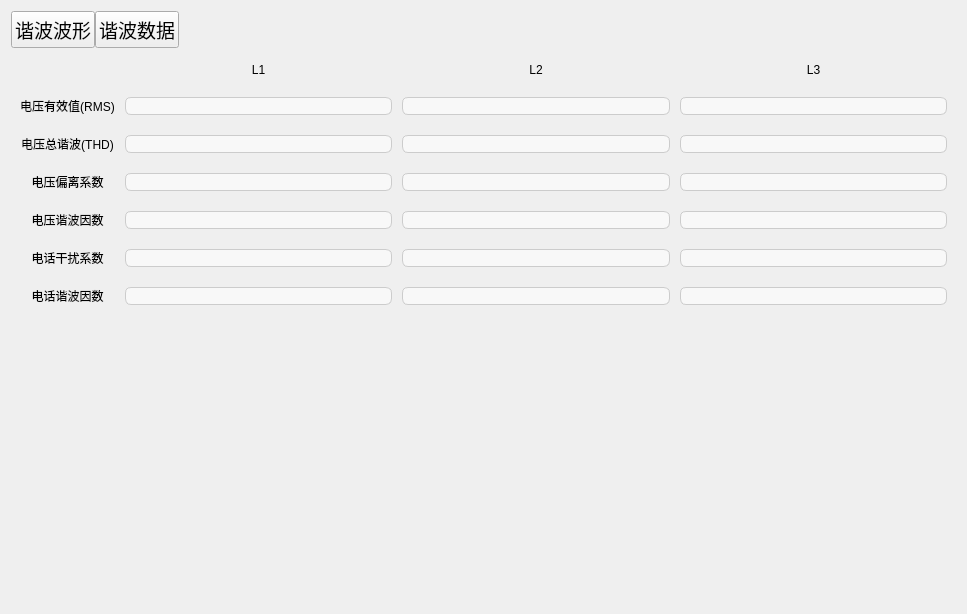
Before: the Qt Designer form App/Page/page5_xbfx.ui in bjc123321/30KWZFDZZJCY, drawn with Qt 5.
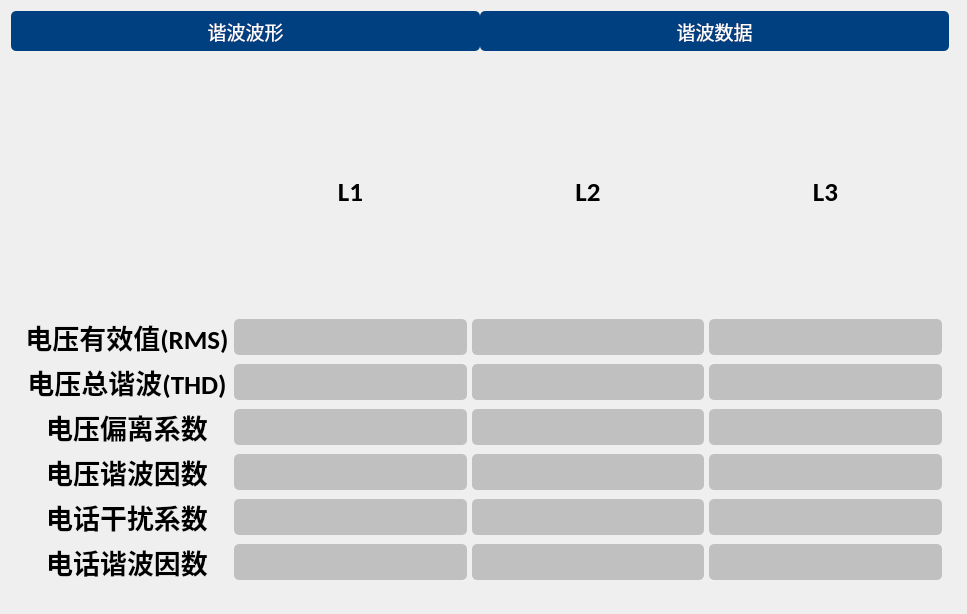
After: the same form once the commit is applied. The open tabs and pages were chosen to show the change.

Patch:
```diff
--- a/App/Page/page5_xbfx.ui
+++ b/App/Page/page5_xbfx.ui
@@ -23,7 +23,33 @@
    <string>Form</string>
   </property>
   <property name="styleSheet">
-   <string notr="true">font: 14pt &quot;Calibri&quot;;</string>
+   <string notr="true">QPushButton{
+width:125px;
+height:40px;
+ background-color: #004080;
+  color: white;
+  border: none;
+  font: 14pt &quot;Calibri&quot;;
+ border-radius: 5px;
+}
+QPushButton:hover {
+	background-color: #0080FF;
+}
+QPushButton:pressed {
+	background-color: #0000FF;
+}
+
+QLineEdit
+{
+
+border-width:2px;
+border-style:solid;
+background-color: rgba(0, 0, 0, 50);
+border-radius:5px;
+color:black;
+border:none;
+
+}</string>
   </property>
   <layout class="QVBoxLayout" name="verticalLayout_3">
    <item>
@@ -50,12 +76,6 @@
        <property name="orientation">
         <enum>Qt::Horizontal</enum>
        </property>
-       <property name="sizeHint" stdset="0">
-        <size>
-         <width>40</width>
-         <height>20</height>
-        </size>
-       </property>
       </spacer>
      </item>
     </layout>
@@ -64,22 +84,6 @@
     <layout class="QVBoxLayout" name="verticalLayout">
      <item>
       <widget class="QStackedWidget" name="stackedWidget">
-       <property name="styleSheet">
-        <string notr="true">QLineEdit {
-          background: rgba(255, 255, 255, 150);
-          border: 1px solid #cccccc;
-           border-radius: 6px;
-        }
-        QLineEdit:hover {
-           background: rgba(255, 255, 255, 200);
-        }
-        QLineEdit:focus {
-           border: 2px solid #66afe9;
-        }
-       QLineEdit:pressed {
-          background: rgba(255, 255, 255, 255);
-        }</string>
-       </property>
        <property name="currentIndex">
         <number>0</number>
        </property>
@@ -193,14 +197,31 @@
         <layout class="QVBoxLayout" name="verticalLayout_4">
          <item>
           <layout class="QGridLayout" name="gridLayout_3" columnstretch="0,0,0,0">
-           <property name="horizontalSpacing">
-            <number>10</number>
+           <property name="leftMargin">
+            <number>5</number>
            </property>
-           <property name="verticalSpacing">
-            <number>20</number>
+           <property name="topMargin">
+            <number>5</number>
+           </property>
+           <property name="rightMargin">
+            <number>5</number>
+           </property>
+           <property name="bottomMargin">
+            <number>5</number>
+           </property>
+           <property name="spacing">
+            <number>5</number>
            </property>
            <item row="1" column="0">
             <widget class="QLabel" name="label_5">
+             <property name="font">
+              <font>
+               <family>Calibri</family>
+               <pointsize>20</pointsize>
+               <weight>75</weight>
+               <bold>true</bold>
+              </font>
+             </property>
              <property name="text">
               <string>电压有效值(RMS)</string>
              </property>
@@ -211,6 +232,14 @@
            </item>
            <item row="3" column="0">
             <widget class="QLabel" name="label_7">
+             <property name="font">
+              <font>
+               <family>Calibri</family>
+               <pointsize>20</pointsize>
+               <weight>75</weight>
+               <bold>true</bold>
+              </font>
+             </property>
              <property name="text">
               <string>电压偏离系数</string>
              </property>
@@ -221,6 +250,14 @@
            </item>
            <item row="2" column="0">
             <widget class="QLabel" name="label_6">
+             <property name="font">
+              <font>
+               <family>Calibri</family>
+               <pointsize>20</pointsize>
+               <weight>75</weight>
+               <bold>true</bold>
+              </font>
+             </property>
              <property name="text">
               <string>电压总谐波(THD)</string>
              </property>
@@ -231,6 +268,14 @@
            </item>
            <item row="5" column="0">
             <widget class="QLabel" name="label_9">
+             <property name="font">
+              <font>
+               <family>Calibri</family>
+               <pointsize>20</pointsize>
+               <weight>75</weight>
+               <bold>true</bold>
+              </font>
+             </property>
              <property name="text">
               <string>电话干扰系数</string>
              </property>
@@ -241,6 +286,14 @@
            </item>
            <item row="2" column="2">
             <widget class="QLineEdit" name="lineEdit_5">
+             <property name="font">
+              <font>
+               <family>Calibri</family>
+               <pointsize>20</pointsize>
+               <weight>75</weight>
+               <bold>true</bold>
+              </font>
+             </property>
              <property name="readOnly">
               <bool>true</bool>
              </property>
@@ -248,6 +301,14 @@
            </item>
            <item row="1" column="3">
             <widget class="QLineEdit" name="lineEdit_3">
+             <property name="font">
+              <font>
+               <family>Calibri</family>
+               <pointsize>20</pointsize>
+               <weight>75</weight>
+               <bold>true</bold>
+              </font>
+             </property>
              <property name="readOnly">
               <bool>true</bool>
              </property>
@@ -255,6 +316,14 @@
            </item>
            <item row="6" column="0">
             <widget class="QLabel" name="label_10">
+             <property name="font">
+              <font>
+               <family>Calibri</family>
+               <pointsize>20</pointsize>
+               <weight>75</weight>
+               <bold>true</bold>
+              </font>
+             </property>
              <property name="text">
               <string>电话谐波因数</string>
              </property>
@@ -265,6 +334,14 @@
            </item>
            <item row="4" column="3">
             <widget class="QLineEdit" name="lineEdit_12">
+             <property name="font">
+              <font>
+               <family>Calibri</family>
+               <pointsize>20</pointsize>
+               <weight>75</weight>
+               <bold>true</bold>
+              </font>
+             </property>
              <property name="readOnly">
               <bool>true</bool>
              </property>
@@ -272,6 +349,14 @@
            </item>
            <item row="3" column="1">
             <widget class="QLineEdit" name="lineEdit_7">
+             <property name="font">
+              <font>
+               <family>Calibri</family>
+               <pointsize>20</pointsize>
+               <weight>75</weight>
+               <bold>true</bold>
+              </font>
+             </property>
              <property name="readOnly">
               <bool>true</bool>
              </property>
@@ -279,6 +364,14 @@
            </item>
            <item row="6" column="2">
             <widget class="QLineEdit" name="lineEdit_17">
+             <property name="font">
+              <font>
+               <family>Calibri</family>
+               <pointsize>20</pointsize>
+               <weight>75</weight>
+               <bold>true</bold>
+              </font>
+             </property>
              <property name="readOnly">
               <bool>true</bool>
              </property>
@@ -286,6 +379,14 @@
            </item>
            <item row="5" column="1">
             <widget class="QLineEdit" name="lineEdit_13">
+             <property name="font">
+              <font>
+               <family>Calibri</family>
+               <pointsize>20</pointsize>
+               <weight>75</weight>
+               <bold>true</bold>
+              </font>
+             </property>
              <property name="readOnly">
               <bool>true</bool>
              </property>
@@ -293,6 +394,14 @@
            </item>
            <item row="4" column="0">
             <widget class="QLabel" name="label_8">
+             <property name="font">
+              <font>
+               <family>Calibri</family>
+               <pointsize>20</pointsize>
+               <weight>75</weight>
+               <bold>true</bold>
+              </font>
+             </property>
              <property name="text">
               <string>电压谐波因数</string>
              </property>
@@ -303,6 +412,14 @@
            </item>
            <item row="1" column="1">
             <widget class="QLineEdit" name="lineEdit">
+             <property name="font">
+              <font>
+               <family>Calibri</family>
+               <pointsize>20</pointsize>
+               <weight>75</weight>
+               <bold>true</bold>
+              </font>
+             </property>
              <property name="readOnly">
               <bool>true</bool>
              </property>
@@ -310,6 +427,14 @@
            </item>
            <item row="1" column="2">
             <widget class="QLineEdit" name="lineEdit_2">
+             <property name="font">
+              <font>
+               <family>Calibri</family>
+               <pointsize>20</pointsize>
+               <weight>75</weight>
+               <bold>true</bold>
+              </font>
+             </property>
              <property name="readOnly">
               <bool>true</bool>
              </property>
@@ -317,6 +442,14 @@
            </item>
            <item row="2" column="3">
             <widget class="QLineEdit" name="lineEdit_6">
+             <property name="font">
+              <font>
+               <family>Calibri</family>
+               <pointsize>20</pointsize>
+               <weight>75</weight>
+               <bold>true</bold>
+              </font>
+             </property>
              <property name="readOnly">
               <bool>true</bool>
              </property>
@@ -324,6 +457,14 @@
            </item>
            <item row="3" column="3">
             <widget class="QLineEdit" name="lineEdit_9">
+             <property name="font">
+              <font>
+               <family>Calibri</family>
+               <pointsize>20</pointsize>
+               <weight>75</weight>
+               <bold>true</bold>
+              </font>
+             </property>
              <property name="readOnly">
               <bool>true</bool>
              </property>
@@ -331,6 +472,14 @@
            </item>
            <item row="4" column="1">
             <widget class="QLineEdit" name="lineEdit_10">
+             <property name="font">
+              <font>
+               <family>Calibri</family>
+               <pointsize>20</pointsize>
+               <weight>75</weight>
+               <bold>true</bold>
+              </font>
+             </property>
              <property name="readOnly">
               <bool>true</bool>
              </property>
@@ -338,6 +487,14 @@
            </item>
            <item row="3" column="2">
             <widget class="QLineEdit" name="lineEdit_8">
+             <property name="font">
+              <font>
+               <family>Calibri</family>
+               <pointsize>20</pointsize>
+               <weight>75</weight>
+               <bold>true</bold>
+              </font>
+             </property>
              <property name="readOnly">
               <bool>true</bool>
              </property>
@@ -345,6 +502,14 @@
            </item>
            <item row="4" column="2">
             <widget class="QLineEdit" name="lineEdit_11">
+             <property name="font">
+              <font>
+               <family>Calibri</family>
+               <pointsize>20</pointsize>
+               <weight>75</weight>
+               <bold>true</bold>
+              </font>
+             </property>
              <property name="readOnly">
               <bool>true</bool>
              </property>
@@ -352,6 +517,14 @@
            </item>
            <item row="5" column="3">
             <widget class="QLineEdit" name="lineEdit_15">
+             <property name="font">
+              <font>
+               <family>Calibri</family>
+               <pointsize>20</pointsize>
+               <weight>75</weight>
+               <bold>true</bold>
+              </font>
+             </property>
              <property name="readOnly">
               <bool>true</bool>
              </property>
@@ -359,6 +532,14 @@
            </item>
            <item row="6" column="1">
             <widget class="QLineEdit" name="lineEdit_16">
+             <property name="font">
+              <font>
+               <family>Calibri</family>
+               <pointsize>20</pointsize>
+               <weight>75</weight>
+               <bold>true</bold>
+              </font>
+             </property>
              <property name="readOnly">
               <bool>true</bool>
              </property>
@@ -366,6 +547,14 @@
            </item>
            <item row="6" column="3">
             <widget class="QLineEdit" name="lineEdit_18">
+             <property name="font">
+              <font>
+               <family>Calibri</family>
+               <pointsize>20</pointsize>
+               <weight>75</weight>
+               <bold>true</bold>
+              </font>
+             </property>
              <property name="readOnly">
               <bool>true</bool>
              </property>
@@ -373,6 +562,14 @@
            </item>
            <item row="0" column="1">
             <widget class="QLabel" name="label_2">
+             <property name="font">
+              <font>
+               <family>Calibri</family>
+               <pointsize>20</pointsize>
+               <weight>75</weight>
+               <bold>true</bold>
+              </font>
+             </property>
              <property name="text">
               <string>L1</string>
              </property>
@@ -383,6 +580,14 @@
            </item>
            <item row="0" column="3">
             <widget class="QLabel" name="label_4">
+             <property name="font">
+              <font>
+               <family>Calibri</family>
+               <pointsize>20</pointsize>
+               <weight>75</weight>
+               <bold>true</bold>
+              </font>
+             </property>
              <property name="text">
               <string>L3</string>
              </property>
@@ -393,6 +598,14 @@
            </item>
            <item row="0" column="2">
             <widget class="QLabel" name="label_3">
+             <property name="font">
+              <font>
+               <family>Calibri</family>
+               <pointsize>20</pointsize>
+               <weight>75</weight>
+               <bold>true</bold>
+              </font>
+             </property>
              <property name="text">
               <string>L2</string>
              </property>
@@ -403,6 +616,14 @@
            </item>
            <item row="2" column="1">
             <widget class="QLineEdit" name="lineEdit_4">
+             <property name="font">
+              <font>
+               <family>Calibri</family>
+               <pointsize>20</pointsize>
+               <weight>75</weight>
+               <bold>true</bold>
+              </font>
+             </property>
              <property name="readOnly">
               <bool>true</bool>
              </property>
@@ -410,6 +631,14 @@
            </item>
            <item row="5" column="2">
             <widget class="QLineEdit" name="lineEdit_14">
+             <property name="font">
+              <font>
+               <family>Calibri</family>
+               <pointsize>20</pointsize>
+               <weight>75</weight>
+               <bold>true</bold>
+              </font>
+             </property>
              <property name="readOnly">
               <bool>true</bool>
              </property>
@@ -422,12 +651,6 @@
            <property name="orientation">
             <enum>Qt::Vertical</enum>
            </property>
-           <property name="sizeHint" stdset="0">
-            <size>
-             <width>20</width>
-             <height>40</height>
-            </size>
-           </property>
           </spacer>
          </item>
          <item>
```
Left out of the diff: 51 changed lines with no effect on the pictures.
